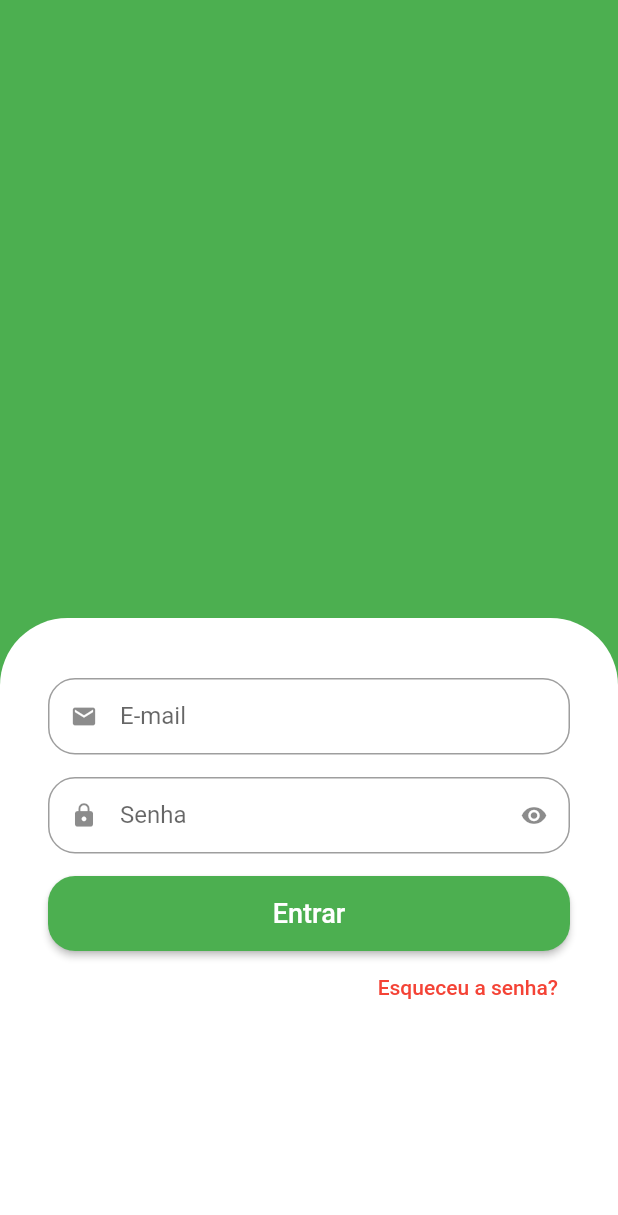
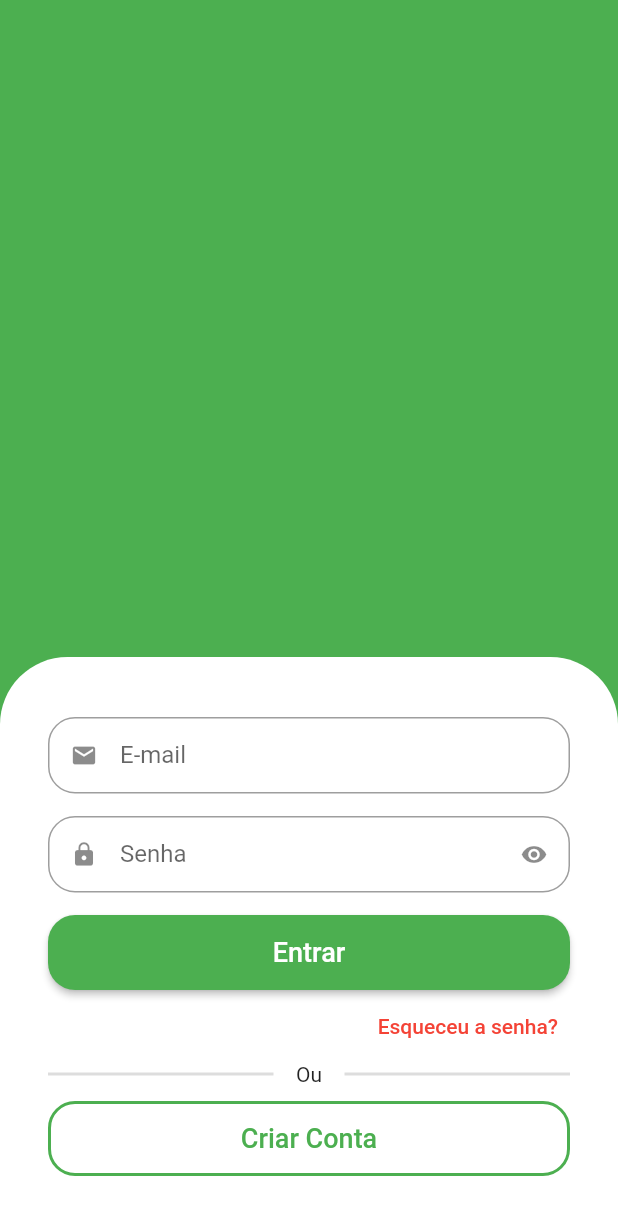
Before and after one commit to RenatoRosaFranco/fruit-ecommerce-app, a Flutter app: the screen it shows after launch, on a phone screen of 412 x 824 dp. Shown: the top 1215 px of the screen. Run offline on Flutter 3.47's test engine with Material 2 defaults, Android fonts, the phone set to English and light mode, and no system bars.

Commit message:
Criando botão de cadastro e estruturando sem expanded

```diff
--- a/lib/src/sign_in_screen.dart
+++ b/lib/src/sign_in_screen.dart
@@ -20,8 +20,7 @@ class _SignInScreenState extends State<SignInScreen> {
               color: Colors.green,
             ),
           ),
-          Expanded(
-            child: Container(
+          Container(
             padding: const EdgeInsets.symmetric(horizontal: 32, vertical: 40),
             decoration: const BoxDecoration(
               color: Colors.white,
@@ -62,9 +61,45 @@ class _SignInScreenState extends State<SignInScreen> {
                           color: Colors.red,
                         ),
                       )),
+                ),
+                Padding(
+                  padding: const EdgeInsets.only(bottom: 10),
+                  child: Row(
+                    children: [
+                      Expanded(
+                        child: Divider(
+                          color: Colors.grey.withAlpha(90),
+                          thickness: 2,
+                        ),
+                      ),
+                      const Padding(
+                        padding: EdgeInsets.symmetric(horizontal: 15),
+                        child: Text('Ou'),
+                      ),
+                      Expanded(
+                        child: Divider(
+                          color: Colors.grey.withAlpha(90),
+                          thickness: 2,
+                        ),
                       )
                     ],
                   ),
+                ),
+                SizedBox(
+                  height: 50,
+                  child: OutlinedButton(
+                    style: OutlinedButton.styleFrom(
+                        shape: RoundedRectangleBorder(
+                            borderRadius: BorderRadius.circular(18)),
+                        side: const BorderSide(width: 2, color: Colors.green)),
+                    onPressed: () {},
+                    child: const Text(
+                      'Criar Conta',
+                      style: TextStyle(fontSize: 18),
+                    ),
+                  ),
+                )
+              ],
             ),
           )
         ],
```
Lines whose indentation alone changed are shown as unchanged.
